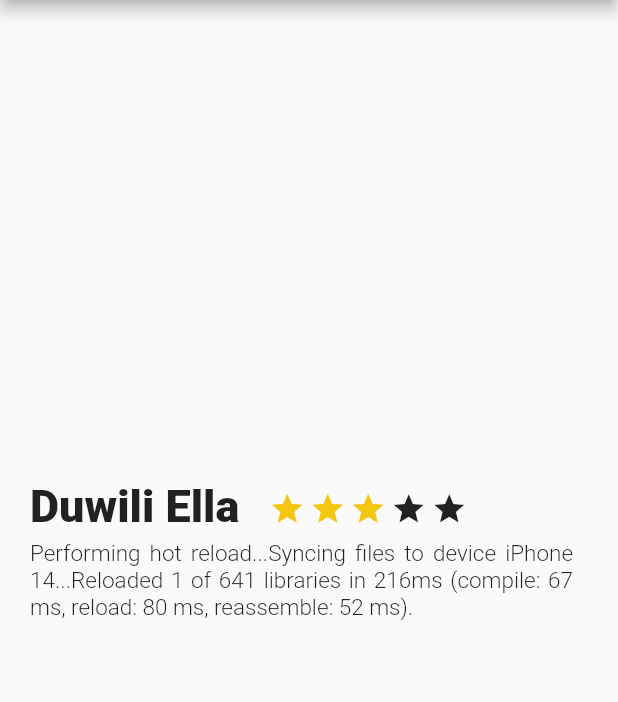
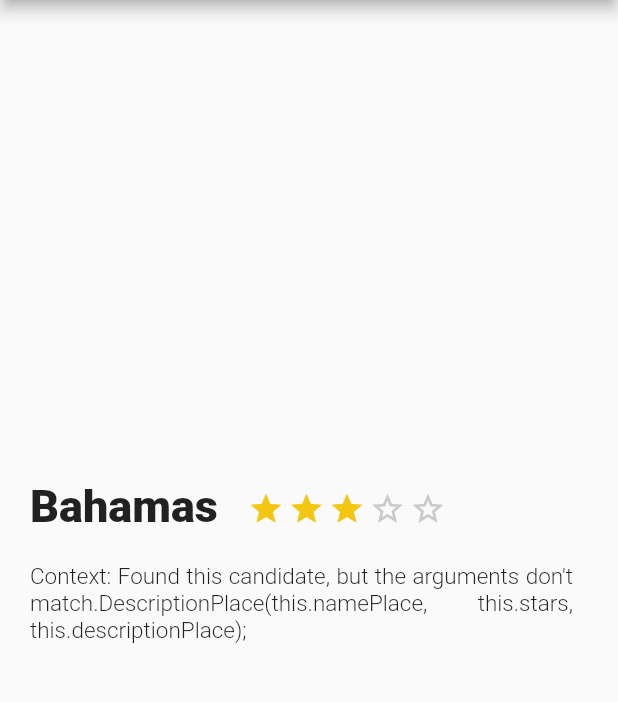
Before and after one commit to kennethnico/platzi_trips, a Flutter app: the screen it shows after launch, on a phone screen of 412 x 824 dp, the part 84-786 px from its top. Run offline on Flutter 3.47's test engine with Material 2 defaults, Android fonts, the phone set to English and light mode, and no system bars.

Commit message:
Haciendo dinamico los datos

```diff
--- a/lib/description_places.dart
+++ b/lib/description_places.dart
@@ -1,9 +1,23 @@
 import 'package:flutter/material.dart';
 
 class DescriptionPlace extends StatelessWidget{
+  String namePlace;
+  dynamic stars;
+  String descriptionPlace;
+  DescriptionPlace(this.namePlace, this.stars, this.descriptionPlace);
   @override
   Widget build(BuildContext context){
     //TODO: implement build
+    final starHalf = Container(
+      margin: const EdgeInsets.only(
+          top: 323.0,
+          right: 3.0
+      ),
+      child: const Icon(
+        Icons.star_half,
+        color: Color(0xFFf2c611),
+      ),
+    );
     final star = Container(
       margin: const EdgeInsets.only(
           top: 323.0,
@@ -20,18 +34,19 @@ class DescriptionPlace extends StatelessWidget{
           right: 3.0
       ),
       child: const Icon(
-        Icons.star,
+        Icons.star_border,
+        color: Color(0xFFCCC9C8),
       ),
     );
     final text_description = Container(
       margin: const EdgeInsets.only(
-          top: 5.0,
+          top: 20.0,
           left: 20.0,
           right: 30.0,
       ),
-      child: const Text(
-        "Performing hot reload...Syncing files to device iPhone 14...Reloaded 1 of 641 libraries in 216ms (compile: 67 ms, reload: 80 ms, reassemble: 52 ms).",
-        style: TextStyle(
+      child: Text(
+        descriptionPlace,
+        style: const TextStyle(
           fontSize: 15.0,
           fontWeight: FontWeight.w300,
         ),
@@ -46,9 +61,9 @@ class DescriptionPlace extends StatelessWidget{
             left: 20.0,
             right: 20.0,
           ),
-          child: const Text(
-            'Duwili Ella',
-            style: TextStyle(
+          child:  Text(
+            namePlace,
+            style: const TextStyle(
               fontSize: 30.0,
               fontWeight: FontWeight.w900,
             ),
--- a/lib/main.dart
+++ b/lib/main.dart
@@ -31,7 +31,7 @@ class MyApp extends StatelessWidget {
           title: const Text('Platzi'),
           centerTitle: true,
         ),
-        body: DescriptionPlace(),
+        body: DescriptionPlace("Bahamas", "3.5","Context: Found this candidate, but the arguments don't match.DescriptionPlace(this.namePlace, this.stars, this.descriptionPlace);"),
       ),
       //const MyHomePage(title: 'Flutter Demo Home Page'),
 
```
